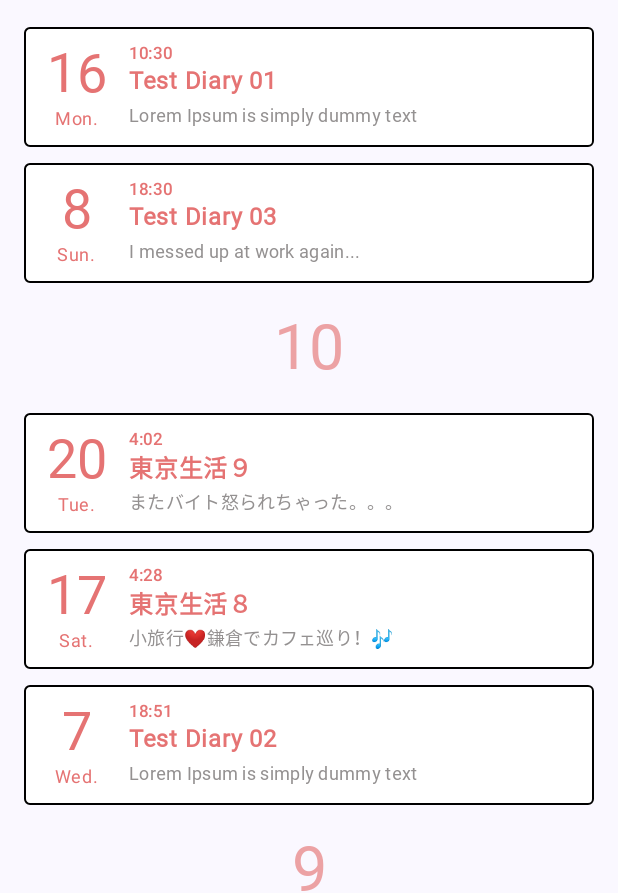
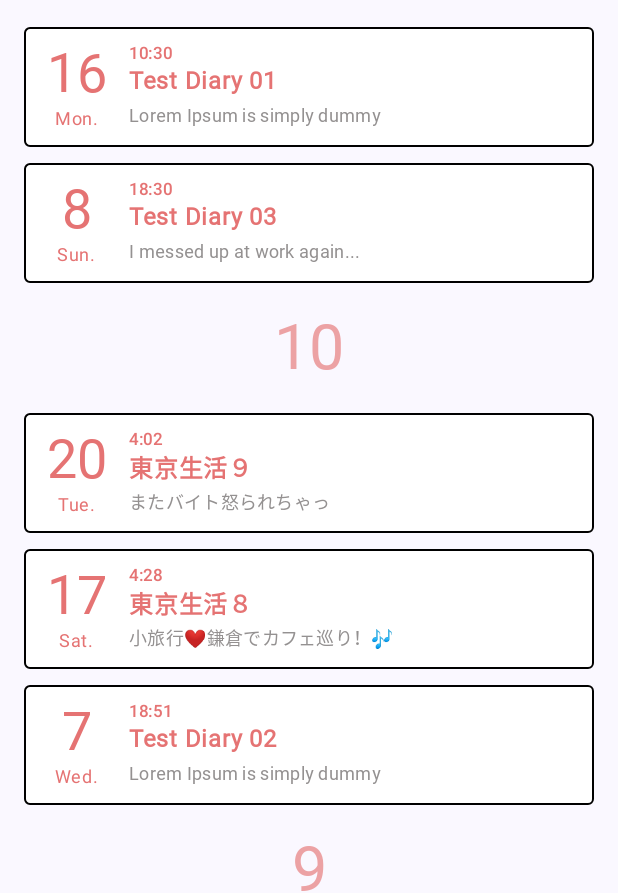
Before and after one commit to Baquyen226/MyDiary, an Android app built with Jetpack Compose: the screen it shows after launch (MainActivity), after a tap on "みつはのにっき", on a phone screen of 412 x 824 dp. Shown: the part 239-1132 px from the top of the screen. Run offline under Robolectric (Android 15) with nearby library versions, the phone set to English and light mode, and no system bars; Roboto replaces fonts that are not available here.

Commit message:
this isnt really a commit but i need to switch to laptop(going out~)

```diff
--- a/app/src/main/java/com/personalproject/mydiary/ui/feature/diary_entry/components/DiaryEntryCard.kt
+++ b/app/src/main/java/com/personalproject/mydiary/ui/feature/diary_entry/components/DiaryEntryCard.kt
@@ -99,7 +99,7 @@ fun DiaryEntryCard(
             Spacer(modifier = Modifier.width(6.dp))
 
             // Content Section
-            Column(modifier = Modifier.padding(2.dp).width(196.dp)) {
+            Column(modifier = Modifier.padding(2.dp).fillMaxWidth(0.6f)) {
                 Text(
                     text = DateUtil.getTime(entry.timestamp),
                     style = MaterialTheme.typography.labelSmall,
```
